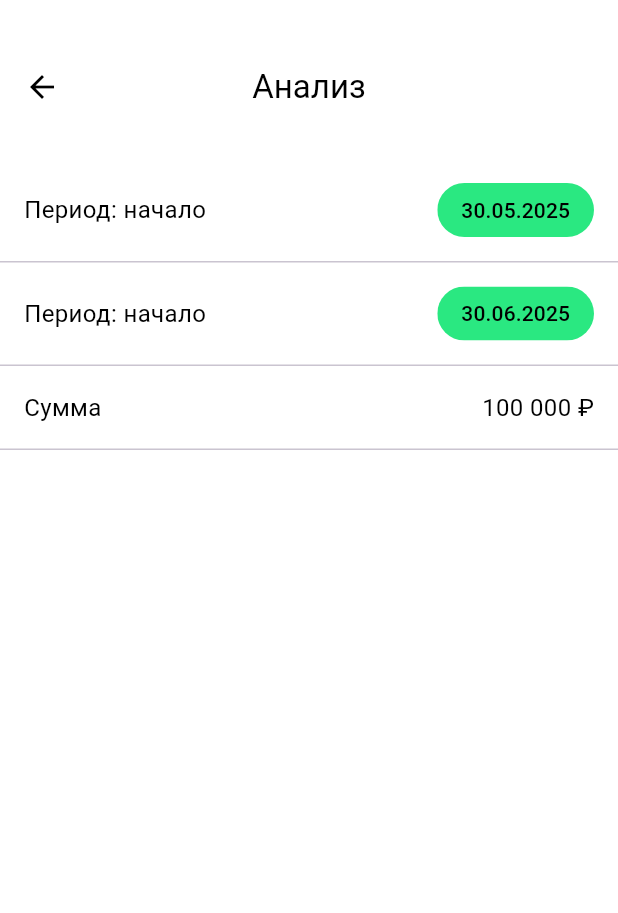
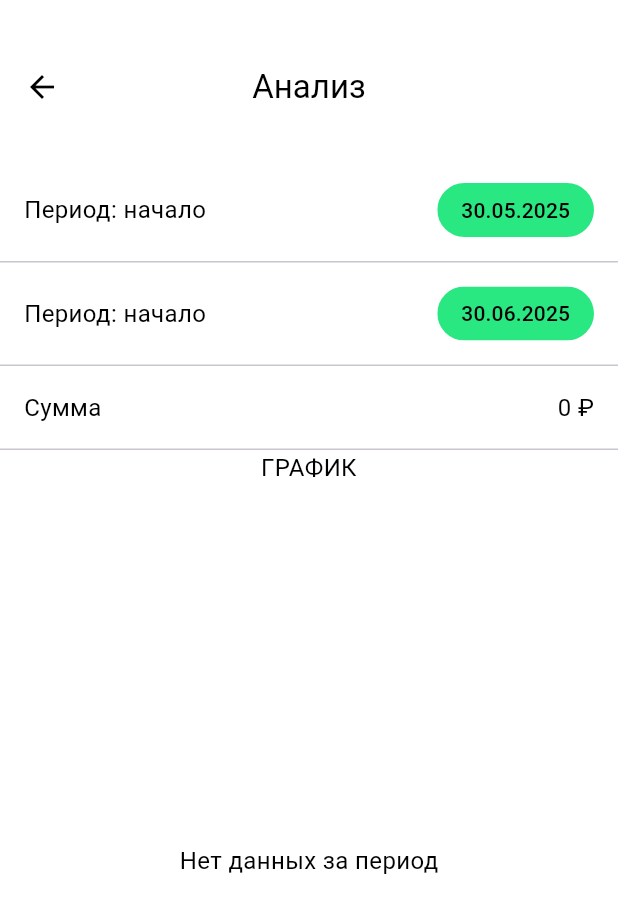
Before and after one commit to PervuhinRoman/SHMR25, a Flutter app: the InExpHistoryWidget screen opened directly with empty values, after a tap on the "analytics" icon, on a phone screen of 412 x 824 dp. Shown: the top 913 px of the screen. Run offline on Flutter 3.47's test engine with Material 3 defaults, Android fonts, the phone set to English and light mode, and no system bars; our stand-ins replace connectivity_plus, dio, flutter_bloc, freezed_annotation, sensors_plus, shared_preferences and 1 more; missing offline and left inert: fuzzywuzzy; accounts and stored records are empty; network calls fail.

Commit message:
Add analyze_page.dart

```diff
--- a/lib/domain/cubit/transaction_cubit.dart
+++ b/lib/domain/cubit/transaction_cubit.dart
@@ -1,6 +1,8 @@
 import 'package:flutter_bloc/flutter_bloc.dart' show Cubit;
 import 'package:shmr_finance/domain/cubit/sort_type_cubit.dart';
 import 'package:connectivity_plus/connectivity_plus.dart';
+import 'package:shmr_finance/domain/models/category/category.dart';
+import 'package:shmr_finance/domain/models/category/combine_category.dart';
 
 import '../../data/repositories/account_repo_imp.dart';
 import '../../data/repositories/category_repo_imp.dart';
@@ -23,7 +25,9 @@ class TransactionCubit extends Cubit<TransactionState> {
     DateTime? endDate,
     required bool isIncome,
   }) async {
-    print('🎯 fetchTransactions вызван: isIncome=$isIncome, startDate=$startDate, endDate=$endDate');
+    print(
+      '🎯 fetchTransactions вызван: isIncome=$isIncome, startDate=$startDate, endDate=$endDate',
+    );
     final connectivityResult = await Connectivity().checkConnectivity();
     final hasInternet = connectivityResult != ConnectivityResult.none;
     if (!hasInternet) {
@@ -51,26 +55,39 @@ class TransactionCubit extends Cubit<TransactionState> {
       // Проверяем данные перед фильтрацией
       for (int i = 0; i < rawResponses.length && i < 3; i++) {
         final response = rawResponses[i];
-        print('📊 Транзакция $i: id=${response.id}, amount=${response.amount}, category=${response.category.name}, isIncome=${response.category.isIncome}');
+        print(
+          '📊 Транзакция $i: id=${response.id}, amount=${response.amount}, category=${response.category.name}, isIncome=${response.category.isIncome}',
+        );
       }
 
       final responses =
           rawResponses
               .where((response) => response.category.isIncome == isIncome)
               .toList();
-      print('📡 Отфильтровано по isIncome=$isIncome: ${responses.length} транзакций');
+      print(
+        '📡 Отфильтровано по isIncome=$isIncome: ${responses.length} транзакций',
+      );
 
       // Сохраняем транзакции в локальное хранилище за период
       if (startDate != null && endDate != null) {
-        await transactionRepo.saveTransactionsForPeriod(rawResponses, startDate, endDate);
+        await transactionRepo.saveTransactionsForPeriod(
+          rawResponses,
+          startDate,
+          endDate,
+        );
       } else {
         // Fallback для сегодняшних транзакций
         final today = DateTime.now();
-        final todayTransactions = rawResponses
-          .where((response) => response.transactionDate.year == today.year &&
+        final todayTransactions =
+            rawResponses
+                .where(
+                  (response) =>
+                      response.transactionDate.year == today.year &&
                       response.transactionDate.month == today.month &&
-                               response.transactionDate.day == today.day)
-          .map((r) => Transaction(
+                      response.transactionDate.day == today.day,
+                )
+                .map(
+                  (r) => Transaction(
                     id: r.id,
                     accountId: r.account.id,
                     categoryId: r.category.id,
@@ -79,17 +96,31 @@ class TransactionCubit extends Cubit<TransactionState> {
                     comment: r.comment,
                     createdAt: r.createdAt,
                     updatedAt: r.updatedAt,
-          )).toList();
+                  ),
+                )
+                .toList();
         await transactionRepo.saveTodayTransactions(todayTransactions);
       }
-      print('✅ Эмитим состояние: ${responses.length} транзакций, статус: loaded, источник: network');
+      print(
+        '✅ Эмитим состояние: ${responses.length} транзакций, статус: loaded, источник: network',
+      );
       if (!isClosed) {
-        emit(state.copyWith(transactions: responses, status: TransactionStatus.loaded, dataSource: DataSource.network));
+        emit(
+          state.copyWith(
+            transactions: responses,
+            status: TransactionStatus.loaded,
+            dataSource: DataSource.network,
+            isIncome: isIncome,
+          ),
+        );
+        _updateCategoriesFromTransactions();
       }
     } catch (e) {
       print('❌ Ошибка при загрузке из сети: $e');
       if (!isClosed) {
-        emit(state.copyWith(error: e.toString(), status: TransactionStatus.error));
+        emit(
+          state.copyWith(error: e.toString(), status: TransactionStatus.error),
+        );
       }
     }
   }
@@ -106,23 +137,42 @@ class TransactionCubit extends Cubit<TransactionState> {
       final responses = await transactionRepo.getTodayTransactions();
       print('📱 Загружено из кэша за сегодня: ${responses.length} транзакций');
       if (!isClosed) {
-        emit(state.copyWith(transactions: responses, status: TransactionStatus.loaded, dataSource: DataSource.cache));
+        emit(
+          state.copyWith(
+            transactions: responses,
+            status: TransactionStatus.loaded,
+            dataSource: DataSource.cache,
+          ),
+        );
+        _updateCategoriesFromTransactions();
       }
     } catch (e) {
       print('❌ Ошибка при загрузке из кэша: $e');
       if (!isClosed) {
-        emit(state.copyWith(transactions: [], status: TransactionStatus.error, error: e.toString()));
+        emit(
+          state.copyWith(
+            transactions: [],
+            status: TransactionStatus.error,
+            error: e.toString(),
+          ),
+        );
       }
     }
   }
 
-  Future<void> fetchLocalTransactionsForPeriod(DateTime? startDate, DateTime? endDate, bool isIncome) async {
+  Future<void> fetchLocalTransactionsForPeriod(
+    DateTime? startDate,
+    DateTime? endDate,
+    bool isIncome,
+  ) async {
     if (startDate == null || endDate == null) {
       print('📱 Загрузка локальных транзакций за сегодня (fallback)');
       await fetchLocalTransactions();
       return;
     }
-    print('📱 Загрузка локальных транзакций за период ${startDate.toIso8601String().substring(0, 10)} - ${endDate.toIso8601String().substring(0, 10)}');
+    print(
+      '📱 Загрузка локальных транзакций за период ${startDate.toIso8601String().substring(0, 10)} - ${endDate.toIso8601String().substring(0, 10)}',
+    );
     try {
       final AccountRepoImp accountRepo = AccountRepoImp();
       final CategoryRepoImpl categoryRepo = CategoryRepoImpl();
@@ -130,37 +180,65 @@ class TransactionCubit extends Cubit<TransactionState> {
         accountRepo,
         categoryRepo,
       );
-      final responses = await transactionRepo.getTransactionsForPeriod(startDate, endDate);
+      final responses = await transactionRepo.getTransactionsForPeriod(
+        startDate,
+        endDate,
+      );
       print('📱 Загружено из кэша за период: ${responses.length} транзакций');
 
       // Проверяем данные перед фильтрацией
       for (int i = 0; i < responses.length && i < 3; i++) {
         final response = responses[i];
-        print('📊 Кэш транзакция $i: id=${response.id}, amount=${response.amount}, category=${response.category.name}, isIncome=${response.category.isIncome}');
+        print(
+          '📊 Кэш транзакция $i: id=${response.id}, amount=${response.amount}, category=${response.category.name}, isIncome=${response.category.isIncome}',
+        );
       }
 
-      final filteredResponses = responses.where((response) => response.category.isIncome == isIncome).toList();
-      print('📱 Отфильтровано по isIncome=$isIncome: ${filteredResponses.length} транзакций');
+      final filteredResponses =
+          responses
+              .where((response) => response.category.isIncome == isIncome)
+              .toList();
+      print(
+        '📱 Отфильтровано по isIncome=$isIncome: ${filteredResponses.length} транзакций',
+      );
 
       // Проверяем отфильтрованные данные
       for (int i = 0; i < filteredResponses.length && i < 3; i++) {
         final response = filteredResponses[i];
-        print('✅ Отфильтрованная транзакция $i: id=${response.id}, amount=${response.amount}, category=${response.category.name}, isIncome=${response.category.isIncome}');
+        print(
+          '✅ Отфильтрованная транзакция $i: id=${response.id}, amount=${response.amount}, category=${response.category.name}, isIncome=${response.category.isIncome}',
+        );
       }
 
       if (!isClosed) {
-        emit(state.copyWith(transactions: filteredResponses, status: TransactionStatus.loaded, dataSource: DataSource.cache));
+        emit(
+          state.copyWith(
+            transactions: filteredResponses,
+            status: TransactionStatus.loaded,
+            dataSource: DataSource.cache,
+            isIncome: isIncome,
+          ),
+        );
+        _updateCategoriesFromTransactions();
       }
     } catch (e) {
       print('❌ Ошибка при загрузке из кэша за период: $e');
       if (!isClosed) {
-        emit(state.copyWith(transactions: [], status: TransactionStatus.error, error: e.toString()));
+        emit(
+          state.copyWith(
+            transactions: [],
+            status: TransactionStatus.error,
+            error: e.toString(),
+          ),
+        );
       }
     }
   }
 
   void sort(SortType sortType) {
-    final sortedTransactions = List<TransactionResponse>.from(state.transactions);
+    final sortedTransactions = List<TransactionResponse>.from(
+      state.transactions,
+    );
 
     sortedTransactions.sort((a, b) {
       switch (sortType) {
@@ -172,8 +250,40 @@ class TransactionCubit extends Cubit<TransactionState> {
     });
 
     if (!isClosed) {
+      emit(state.copyWith(transactions: sortedTransactions));
+      _updateCategoriesFromTransactions();
+    }
+  }
+
+  void _updateCategoriesFromTransactions() {
+    if (!isClosed) {
+      // Сначала фильтруем по isIncome
+      final filtered = state.transactions.where((t) => t.category.isIncome == state.isIncome).toList();
+
+      // Группируем по категории
+      final Map<int, List<TransactionResponse>> grouped = {};
+      for (final t in filtered) {
+        grouped.putIfAbsent(t.category.id, () => []).add(t);
+      }
+
+      final combineCategories = grouped.entries.map((entry) {
+        final category = entry.value.first.category;
+        final totalAmount = entry.value.fold<double>(
+          0,
+          (sum, t) => sum + (double.tryParse(t.amount) ?? 0),
+        );
+        final lastTransaction = entry.value.isNotEmpty
+            ? entry.value.reduce((a, b) => a.transactionDate.isAfter(b.transactionDate) ? a : b)
+            : null;
+        return CombineCategory(
+          category: category,
+          totalAmount: totalAmount,
+          lastTransaction: lastTransaction,
+        );
+      }).toList();
+
       emit(state.copyWith(
-        transactions: sortedTransactions,
+        combineCategories: combineCategories,
       ));
     }
   }
--- a/lib/domain/cubit/transaction_state.dart
+++ b/lib/domain/cubit/transaction_state.dart
@@ -6,26 +6,38 @@ enum DataSource { network, cache }
 
 class TransactionState {
   final List<TransactionResponse> transactions;
+  final List<Category> transactionsCategories;
+  final List<CombineCategory> combineCategories;
   final String? error;
   final TransactionStatus status;
   final DataSource? dataSource;
+  final bool isIncome;
 
   const TransactionState({
     required this.transactions,
+    this.transactionsCategories = const [],
+    this.combineCategories = const [],
     this.error,
     required this.status,
     this.dataSource,
+    this.isIncome = false,
   });
 
   TransactionState copyWith({
     List<TransactionResponse>? transactions,
+    List<Category>? transactionsCategories,
+    List<CombineCategory>? combineCategories,
     String? error,
     TransactionStatus? status,
     DataSource? dataSource,
+    bool? isIncome,
   }) => TransactionState(
     transactions: transactions ?? this.transactions,
+    transactionsCategories: transactionsCategories ?? this.transactionsCategories,
+    combineCategories: combineCategories ?? this.combineCategories,
     error: error ?? this.error,
     status: status ?? this.status,
     dataSource: dataSource ?? this.dataSource,
+    isIncome: isIncome ?? this.isIncome,
   );
 }
--- /dev/null
+++ b/lib/domain/models/category/combine_category.dart
@@ -0,0 +1,18 @@
+import 'package:freezed_annotation/freezed_annotation.dart';
+import 'package:shmr_finance/domain/models/category/category.dart';
+
+import '../transaction/transaction.dart';
+
+part 'combine_category.freezed.dart';
+part 'combine_category.g.dart';
+
+@freezed
+abstract class CombineCategory with _$CombineCategory {
+  const factory CombineCategory({
+    required Category category,
+    required double totalAmount,
+    TransactionResponse? lastTransaction,
+  }) = _CombineCategory;
+
+  factory CombineCategory.fromJson(Map<String, dynamic> json) => _$CombineCategoryFromJson(json);
+}
--- a/lib/presentation/analyze_page.dart
+++ b/lib/presentation/analyze_page.dart
@@ -3,10 +3,13 @@ import 'package:flutter_bloc/flutter_bloc.dart';
 import 'package:intl/intl.dart';
 import 'package:shmr_finance/app_theme.dart';
 import 'package:shmr_finance/domain/cubit/datepicker_cubit.dart';
+import 'package:shmr_finance/domain/cubit/transaction_cubit.dart';
 import 'package:shmr_finance/presentation/widgets/custom_appbar.dart';
+import 'package:shmr_finance/presentation/widgets/item_analyze_category.dart';
 
 class AnalyzePage extends StatefulWidget {
-  const AnalyzePage({super.key});
+  final bool isIncome;
+  const AnalyzePage({super.key, required this.isIncome});
 
   @override
   State<AnalyzePage> createState() => _AnalyzePageState();
@@ -14,10 +17,46 @@ class AnalyzePage extends StatefulWidget {
 
 class _AnalyzePageState extends State<AnalyzePage> {
   @override
+  void initState() {
+    super.initState();
+    final datePickerCubit = context.read<DatePickerCubit>();
+    final transactionCubit = context.read<TransactionCubit>();
+    final startDate = datePickerCubit.state.startDate;
+    final endDate = datePickerCubit.state.endDate;
+    transactionCubit.fetchTransactions(
+      isIncome: widget.isIncome,
+      startDate: startDate,
+      endDate: endDate,
+    );
+  }
+
+  @override
   Widget build(BuildContext context) {
     DatePickerCubit datePickerCubit = context.read<DatePickerCubit>();
-    return BlocBuilder<DatePickerCubit, DatePickerState>(
+    TransactionCubit transactionCubit = context.read<TransactionCubit>();
+
+    return BlocListener<DatePickerCubit, DatePickerState>(
+      listener: (context, datePickerState) {
+        final transactionCubit = context.read<TransactionCubit>();
+        transactionCubit.fetchTransactions(
+          isIncome: widget.isIncome,
+          startDate: datePickerState.startDate,
+          endDate: datePickerState.endDate,
+        );
+      },
+      child: BlocBuilder<DatePickerCubit, DatePickerState>(
         builder: (context, datePickerState) {
+          return BlocBuilder<TransactionCubit, TransactionState>(
+            builder: (context, transactionState) {
+              // final categories = transactionState.transactionsCategories;
+              final categories = transactionState.combineCategories;
+
+              final totalSum = categories.fold<num>(
+                0,
+                    (sum, item) => sum + item.totalAmount,
+              );
+
+              print("📃 Все категории из транзакций в виджете анализа: $categories");
               return Scaffold(
                 appBar: CustomAppBar(title: "Анализ", bgColor: Colors.white),
                 body: Column(
@@ -47,10 +86,12 @@ class _AnalyzePageState extends State<AnalyzePage> {
                               borderRadius: BorderRadius.circular(1000),
                             ),
                             onPressed: () async {
-                        final DateTime? resultStartDate = await showDatePicker(
+                              final DateTime? resultStartDate =
+                                  await showDatePicker(
                                     context: context,
                                     initialDate:
-                              datePickerState.startDate ?? DateTime.now(),
+                                        datePickerState.startDate ??
+                                        DateTime.now(),
                                     firstDate: DateTime(2000),
                                     lastDate: DateTime(2100),
                                     helpText: 'Выберите дату начала',
@@ -96,10 +137,12 @@ class _AnalyzePageState extends State<AnalyzePage> {
                               borderRadius: BorderRadius.circular(1000),
                             ),
                             onPressed: () async {
-                        final DateTime? resultEndDate = await showDatePicker(
+                              final DateTime? resultEndDate =
+                                  await showDatePicker(
                                     context: context,
                                     initialDate:
-                          datePickerState.startDate ?? DateTime.now(),
+                                        datePickerState.startDate ??
+                                        DateTime.now(),
                                     firstDate: DateTime(2000),
                                     lastDate: DateTime(2100),
                                     helpText: 'Выберите дату конца',
@@ -128,7 +171,7 @@ class _AnalyzePageState extends State<AnalyzePage> {
                       ),
                       child: Row(
                         mainAxisAlignment: MainAxisAlignment.spaceBetween,
-                  children: [Text("Сумма"), Text("100 000 ₽")],
+                        children: [Text("Сумма"), Text("${totalSum} ₽")],
                       ),
                     ),
                     const Divider(
@@ -136,12 +179,58 @@ class _AnalyzePageState extends State<AnalyzePage> {
                       thickness: 1,
                       color: CustomAppTheme.figmaBgGrayColor,
                     ),
-              Spacer(),
-              Expanded(child: ListView()),
+                    Text("ГРАФИК", textAlign: TextAlign.center),
+                    Expanded(
+                      child: () {
+                        if (transactionState.status ==
+                            TransactionStatus.loading) {
+                          return const Center(child: CircularProgressIndicator());
+                        }
+                        if (transactionState.status == TransactionStatus.error) {
+                          return Center(
+                            child: Text('Ошибка: ${transactionState.error}'),
+                          );
+                        }
+                        if (categories.isEmpty) {
+                          return const Center(
+                            child: Text('Нет данных за период'),
+                          );
+                        } else {
+                          return ListView.builder(
+                            itemCount: categories.length * 2 + 1,
+                            itemBuilder: (context, index) {
+                              if (index.isEven) {
+                                return const Divider(
+                                  height: 1,
+                                  thickness: 1,
+                                  color: CustomAppTheme.figmaBgGrayColor,
+                                );
+                              } else {
+                                final itemIndex = index ~/ 2;
+                                if (itemIndex >= categories.length) {
+                                  return const SizedBox.shrink();
+                                }
+                                final item = categories[itemIndex];
+                                return ItemAnalyzeCategory(
+                                  categoryTitle: item.category.name,
+                                  icon: item.category.emoji,
+                                  percent: (item.totalAmount * 100 / totalSum).toStringAsFixed(2).toString(),
+                                  totalSum: item.totalAmount.toString(),
+                                  lastTransaction: item.lastTransaction?.comment,
+                                );
+                              }
+                            },
+                          );
+                        }
+                      }(),
+                    ),
                   ],
                 ),
               );
             },
           );
+        },
+      ),
+    );
   }
 }
--- a/lib/presentation/in_exp_history_widget.dart
+++ b/lib/presentation/in_exp_history_widget.dart
@@ -68,8 +68,11 @@ class _InExpHistoryWidgetState extends State<InExpHistoryWidget> {
                         BlocProvider<DatePickerCubit>(
                           create: (context) => DatePickerCubit(),
                         ),
+                        BlocProvider<TransactionCubit>(
+                          create: (context) => TransactionCubit(),
+                        ),
                       ],
-                      child: AnalyzePage(),
+                      child: AnalyzePage(isIncome: widget.isIncome),
                     );
                   },
                 ),
```
Also changed, not shown: lib/presentation/widgets/item_analyze_category.dart (added, +48 -0 lines), lib/domain/models/category/combine_category.freezed.dart (added), lib/domain/models/category/combine_category.g.dart (added). Lines whose indentation alone changed are shown as unchanged.
